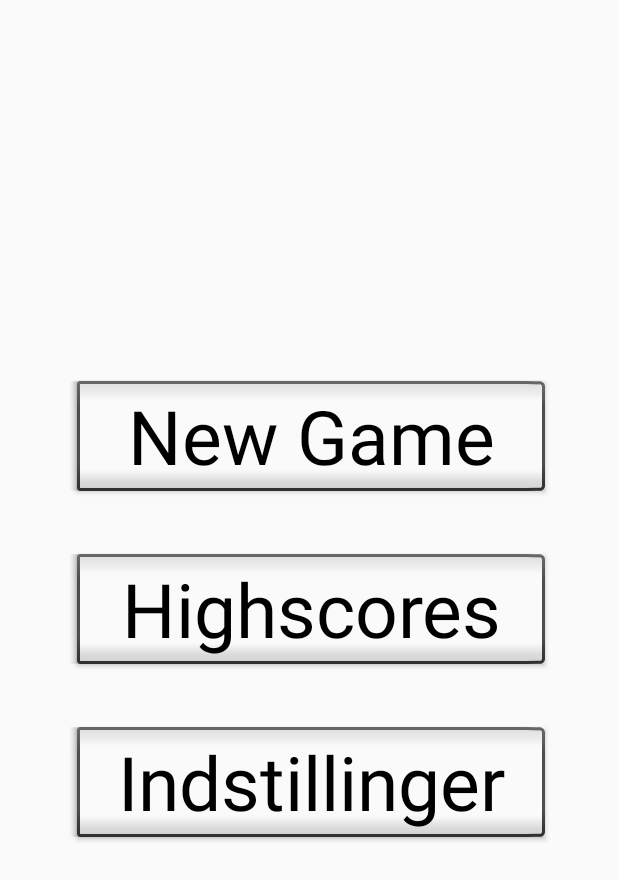
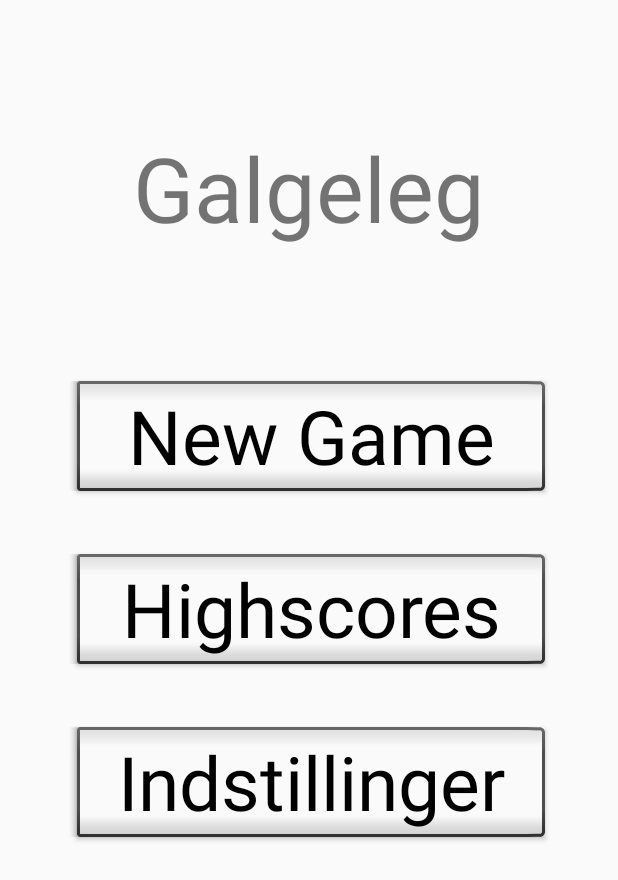
Before and after one commit to Logstor/Galgeleg, an Android app: the screen it shows after launch (MainActivity), after a tap on "Highscores", on a phone screen of 412 x 824 dp. Shown: the top 880 px of the screen. Run offline under Robolectric (Android 15) with nearby library versions, the phone set to English and light mode, and no system bars.

Commit message:
Added title to main menu

```diff
--- a/app/src/main/java/com/example/galgeleg/Fragments/MainMenuFragment.java
+++ b/app/src/main/java/com/example/galgeleg/Fragments/MainMenuFragment.java
@@ -5,17 +5,21 @@ import android.view.LayoutInflater;
 import android.view.View;
 import android.view.ViewGroup;
 import android.widget.Button;
+import android.widget.TextView;
+import android.widget.Toast;
 
 import androidx.annotation.NonNull;
 import androidx.annotation.Nullable;
 import androidx.fragment.app.Fragment;
 import androidx.fragment.app.FragmentManager;
+import androidx.fragment.app.FragmentTransaction;
 
 import com.example.galgeleg.R;
 
 public class MainMenuFragment extends Fragment implements View.OnClickListener
 {
 	private Button btn_newGame, btn_highscores, btn_settings;
+	private TextView txt_title;
 	private FragmentManager fragmentManager;
 
 	@Nullable
@@ -43,6 +47,7 @@ public class MainMenuFragment extends Fragment implements View.OnClickListener
 		btn_newGame 	= view.findViewById(R.id.btn_newGame);
 		btn_highscores	= view.findViewById(R.id.btn_highscores);
 		btn_settings	= view.findViewById(R.id.btn_settings);
+		txt_title		= view.findViewById(R.id.title);
 
 		// Set onClick listeners
 		btn_newGame.setOnClickListener(this);
@@ -58,15 +63,16 @@ public class MainMenuFragment extends Fragment implements View.OnClickListener
 			fragmentManager.beginTransaction()
 					.replace(R.id.frame, new GameFragment())
 					.addToBackStack(null)
+					.setTransition(FragmentTransaction.TRANSIT_FRAGMENT_OPEN)
 					.commit();
 		}
 		else if (v == btn_highscores)
 		{
-
+			Toast.makeText(getContext(), "Not Implemented", Toast.LENGTH_SHORT).show();
 		}
 		else if (v == btn_settings)
 		{
-
+			Toast.makeText(getContext(), "Not Implemented", Toast.LENGTH_SHORT).show();
 		}
 	}
 }
--- a/app/src/main/res/layout/fragment_menu.xml
+++ b/app/src/main/res/layout/fragment_menu.xml
@@ -5,6 +5,17 @@
     android:layout_height="match_parent"
     xmlns:tools="http://schemas.android.com/tools"
     tools:context="com.example.galgeleg.Fragments.MainMenuFragment">
+
+    <TextView
+        android:id="@+id/title"
+        android:layout_width="wrap_content"
+        android:layout_height="wrap_content"
+        android:text="@string/title"
+        android:textSize="60sp"
+        app:layout_constraintTop_toTopOf="parent"
+        app:layout_constraintBottom_toTopOf="@+id/guideline"
+        app:layout_constraintStart_toStartOf="parent"
+        app:layout_constraintEnd_toEndOf="parent"/>
 
     <androidx.constraintlayout.widget.Guideline
         android:id="@+id/guideline"
--- a/app/src/main/res/values/strings.xml
+++ b/app/src/main/res/values/strings.xml
@@ -1,5 +1,6 @@
 <resources>
     <string name="app_name">s160107 - GalgeLeg</string>
+    <string name="title">Galgeleg</string>
 
     <string name="editHint">Gæt bogstav her</string>
 
```
